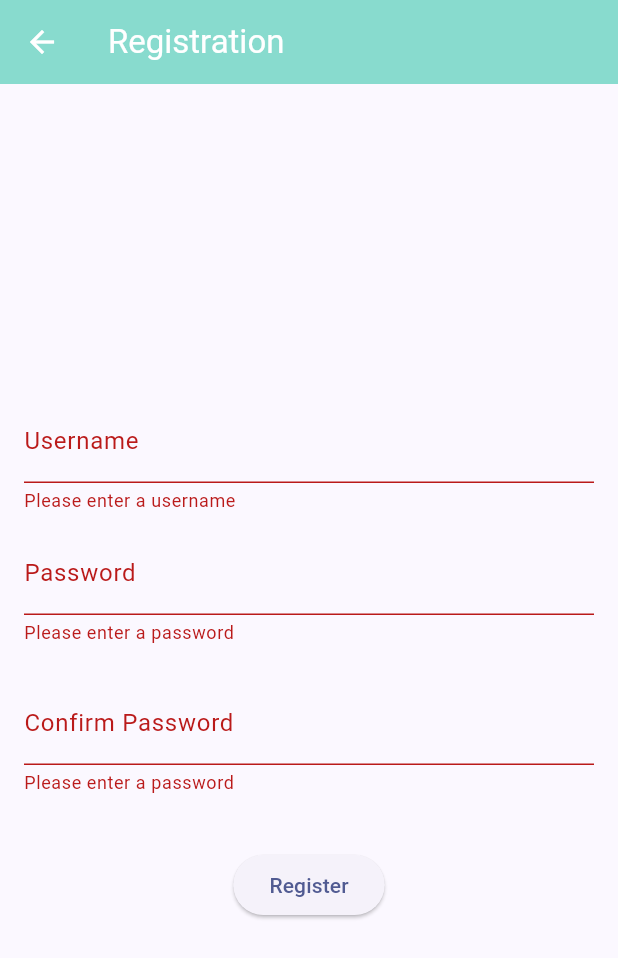
After one commit to nyasiaay/nyasia_and_co_mobile, a Flutter app: the RegistrationPage screen opened directly, after a tap on "Register", on a phone screen of 412 x 824 dp. The commit adds this screen. Shown: the top 958 px of the screen. Run offline on Flutter 3.47's test engine with Material 2 defaults, Android fonts, the phone set to English and light mode, and no system bars; missing offline and left inert: pbp_django_auth.

Commit message:
Tugas 9: Add register

```diff
--- a/lib/screens/login.dart
+++ b/lib/screens/login.dart
@@ -1,4 +1,5 @@
 import 'package:nyasia_and_co/screens/menu.dart';
+import 'package:nyasia_and_co/screens/register.dart';
 import 'package:flutter/material.dart';
 import 'package:pbp_django_auth/pbp_django_auth.dart';
 import 'package:provider/provider.dart';
@@ -107,6 +108,23 @@ class _LoginPageState extends State<LoginPage> {
               },
               child: const Text('Login'),
             ),
+            SizedBox(height: 20),
+            Text(
+              'Don`t have an account yet?',
+              style: TextStyle(fontSize: 16),
+            ),
+            SizedBox(height: 20),
+            ElevatedButton(
+              onPressed: () {
+                // Navigate to registration page
+                Navigator.push(
+                  context,
+                  MaterialPageRoute(
+                      builder: (context) => const RegistrationPage()),
+                );
+              },
+              child: const Text('Register'),
+            ),
           ],
         ),
       ),
--- /dev/null
+++ b/lib/screens/register.dart
@@ -0,0 +1,169 @@
+import 'package:flutter/material.dart';
+import 'package:nyasia_and_co/screens/login.dart';
+import 'package:pbp_django_auth/pbp_django_auth.dart';
+import 'package:provider/provider.dart';
+import 'package:http/http.dart' as http;
+
+class RegistrationPage extends StatefulWidget {
+  const RegistrationPage({Key? key}) : super(key: key);
+
+  @override
+  _RegistrationPageState createState() => _RegistrationPageState();
+}
+
+class _RegistrationPageState extends State<RegistrationPage> {
+  final _formKey = GlobalKey<FormState>();
+  final TextEditingController _usernameController = TextEditingController();
+  final TextEditingController _passwordController = TextEditingController();
+  final TextEditingController _confirmPasswordController =
+      TextEditingController();
+
+  @override
+  Widget build(BuildContext context) {
+    final request = context.watch<CookieRequest>();
+    return Scaffold(
+      appBar: AppBar(
+        title: const Text('Registration'),
+        backgroundColor: const Color.fromARGB(1000, 125, 216, 201),
+        foregroundColor: Colors.white,
+      ),
+      body: Padding(
+        padding: const EdgeInsets.all(16.0),
+        child: Form(
+          key: _formKey,
+          child: Column(
+            mainAxisAlignment: MainAxisAlignment.center,
+            children: [
+              TextFormField(
+                controller: _usernameController,
+                decoration: const InputDecoration(
+                  labelText: 'Username',
+                ),
+                validator: (value) {
+                  if (value == null || value.isEmpty) {
+                    return 'Please enter a username';
+                  }
+                  return null;
+                },
+              ),
+              const SizedBox(height: 12.0),
+              TextFormField(
+                controller: _passwordController,
+                decoration: const InputDecoration(
+                  labelText: 'Password',
+                ),
+                obscureText: true,
+                validator: (value) {
+                  if (value == null || value.isEmpty) {
+                    return 'Please enter a password';
+                  }
+                  return null;
+                },
+              ),
+              const SizedBox(height: 24.0),
+              TextFormField(
+                controller: _confirmPasswordController,
+                decoration: const InputDecoration(
+                  labelText: 'Confirm Password',
+                ),
+                obscureText: true,
+                validator: (value) {
+                  if (value == null || value.isEmpty) {
+                    return 'Please enter a password';
+                  }
+                  return null;
+                },
+              ),
+              const SizedBox(height: 36.0),
+              ElevatedButton(
+                onPressed: () async {
+                  if (_formKey.currentState!.validate()) {
+                    String username = _usernameController.text;
+                    String password = _passwordController.text;
+                    String confirmPassword = _confirmPasswordController.text;
+
+                    if (password != confirmPassword) {
+                      ScaffoldMessenger.of(context).showSnackBar(
+                        const SnackBar(
+                          content: Text("Passwords do not match"),
+                        ),
+                      );
+                      return;
+                    }
+
+                    try {
+                      if (password.length < 8) {
+                        ScaffoldMessenger.of(context).showSnackBar(
+                          const SnackBar(
+                            content: Text(
+                                "Password must be at least 8 characters long"),
+                          ),
+                        );
+                        return;
+                      }
+                      if (!RegExp(r'^(?=.*?[A-Z])(?=.*?[a-z])(?=.*?[0-9])')
+                          .hasMatch(password)) {
+                        ScaffoldMessenger.of(context).showSnackBar(
+                          const SnackBar(
+                            content: Text(
+                                "Password must contain at least 1 uppercase letter, 1 lowercase letter, and 1 number"),
+                          ),
+                        );
+                        return;
+                      }
+
+                      final response = await http.post(
+                        Uri.parse(
+                            'https://nyasia-aludra-tugas.pbp.cs.ui.ac.id/auth/register/'),
+                        body: {
+                          'username': username,
+                          'password': password,
+                        },
+                      );
+
+                      if (response.statusCode == 400) {
+                        ScaffoldMessenger.of(context).showSnackBar(
+                          const SnackBar(
+                            content:
+                                Text("Registration failed. Please try again."),
+                          ),
+                        );
+                        // Navigate to login page or other screen
+                      } else {
+                        ScaffoldMessenger.of(context).showSnackBar(
+                          const SnackBar(
+                            content: Text("Registration successful!"),
+                          ),
+                        );
+                        Navigator.pushReplacement(
+                          context,
+                          MaterialPageRoute(builder: (context) => LoginPage()),
+                        );
+                      }
+                    } catch (e) {
+                      print("Error during registration: $e");
+                      ScaffoldMessenger.of(context).showSnackBar(
+                        const SnackBar(
+                          content: Text(
+                              "An error occurred. Please try again later."),
+                        ),
+                      );
+                    }
+                  }
+                },
+                child: const Text('Register'),
+              ),
+            ],
+          ),
+        ),
+      ),
+    );
+  }
+
+  @override
+  void dispose() {
+    _usernameController.dispose();
+    _passwordController.dispose();
+    super.dispose();
+  }
+}
```
